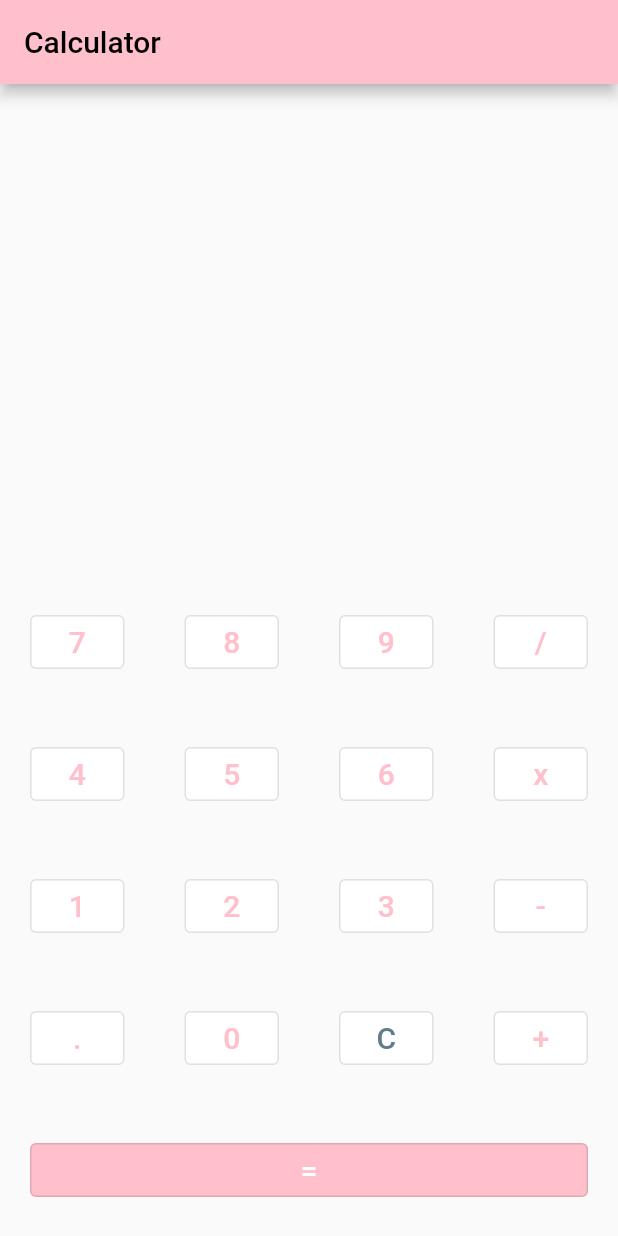
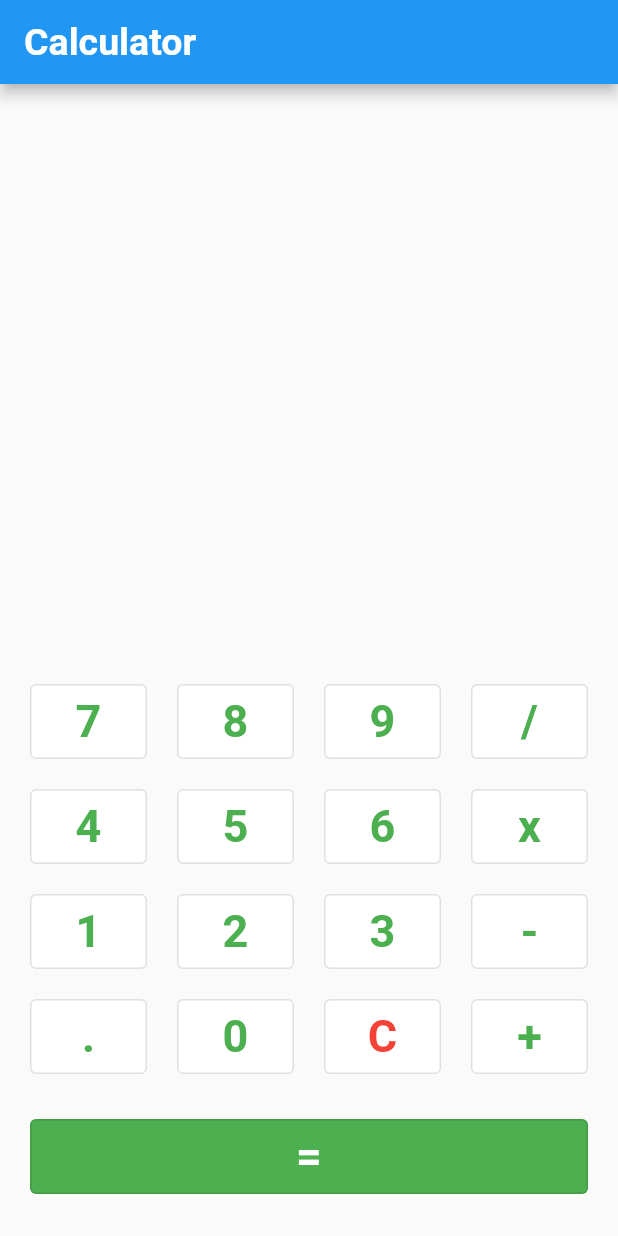
Before and after one commit to Boukli-h/flutter_calculator, a Flutter app: the screen it shows after launch, on a phone screen of 412 x 824 dp. Run offline on Flutter 3.47's test engine with Material 2 defaults, Android fonts, the phone set to English and light mode, and no system bars.

Commit message:
change theme

```diff
--- a/lib/calculator.dart
+++ b/lib/calculator.dart
@@ -1,5 +1,4 @@
 import 'package:flutter/material.dart';
-import 'calculator_widget.dart';
 
 class Calculator extends StatefulWidget {
   @override
@@ -19,6 +18,7 @@ class _CalculatorState extends State<Calculator> {
     super.initState();
     result = '0';
   }
+
 
   void buttonPressed(String buttonText) {
     if (result == '0') {
@@ -101,23 +101,31 @@ class _CalculatorState extends State<Calculator> {
     });
   }
 
+
+
    Widget buildButton(String buttonText) {
     return Expanded(
       child: Padding(
-        padding: const EdgeInsets.all(20.0),
+        padding: const EdgeInsets.all(10.0),
+        child: SizedBox(
+          width: 75.0,
+          height: 50.0,
           child: OutlinedButton(
             onPressed: () => buttonPressed(buttonText),
             child: Text(
               buttonText,
-            style: TextStyle(
-            //color:buttonText == 'C'? Colors.blueGrey :customColor,
-            color: buttonText == 'C' ? Colors.blueGrey : buttonText == '=' ? Colors.white : customColor,
+              style:
+              TextStyle(fontWeight: FontWeight.bold,
+               color: buttonText == 'C' ? Colors.red : buttonText == '=' ? Colors.white : Colors.green,
+              fontSize: 30.0,),
 
-            fontSize: 20.0),
             ),
             style: OutlinedButton.styleFrom(
-          backgroundColor: buttonText == '=' ? customColor: Colors.white,
-          foregroundColor: buttonText == '=' ? Colors.white : customColor,
+            backgroundColor: buttonText == '=' ? Colors.green: Colors.white,
+            foregroundColor: buttonText == '=' ? Colors.white : Colors.green,
+          ),
+
+
           ),
         ),
       ),
@@ -126,11 +134,21 @@ class _CalculatorState extends State<Calculator> {
 
   @override
 Widget build(BuildContext context) {
-  return Scaffold(
+  return MaterialApp(
+    home: Directionality(
+      textDirection: TextDirection.ltr,
+      child: Scaffold(
         appBar: AppBar(
-      title: Text('Calculator'),
+          title: Text('Calculator',
+          style: TextStyle(
+          fontWeight: FontWeight.bold,
+          fontSize: 25.0),
+
+          ),
         ),
         body: Container(
+          child: Padding(
+            padding: const EdgeInsets.symmetric(vertical: 18.0, horizontal: 10.0),
             child: Column(
               mainAxisAlignment: MainAxisAlignment.end,
               children: <Widget>[
@@ -142,6 +160,8 @@ Widget build(BuildContext context) {
                     style: TextStyle(fontSize: 48.0),
                   ),
                 ),
+                SizedBox(height: 20.0,),
+
                 Row(
                   children: <Widget>[
                     buildButton('7'),
@@ -174,6 +194,7 @@ Widget build(BuildContext context) {
                     buildButton('+'),
                   ],
                 ),
+                SizedBox(height: 10.0,),
                 Row(
                   children: <Widget>[
                     buildButton('='),
@@ -182,6 +203,9 @@ Widget build(BuildContext context) {
               ],
             ),
           ),
+        ),
+      ),
+    ),
   );
 }
 }
--- a/lib/calculator_widget.dart
+++ /dev/null
@@ -1,16 +0,0 @@
-import 'package:flutter/material.dart';
-MaterialColor customColor = MaterialColor(
-  0xFFFFC0CB, // replace with your desired color code
-  <int, Color>{
-    50: Color(0xFFFFC0CB),
-    100: Color(0xFFFFC0CB),
-    200: Color(0xFFFFC0CB),
-    300: Color(0xFFFFC0CB),
-    400: Color(0xFFFFC0CB),
-    500: Color(0xFFFFC0CB),
-    600: Color(0xFFFFC0CB),
-    700: Color(0xFFFFC0CB),
-    800: Color(0xFFFFC0CB),
-    900: Color(0xFFFFC0CB),
-  },
-);
--- a/lib/main.dart
+++ b/lib/main.dart
@@ -1,5 +1,4 @@
 import 'package:flutter/material.dart';
-import 'calculator_widget.dart';
 import 'calculator.dart';
 void main() => runApp(MyApp());
 
@@ -10,10 +9,13 @@ class MyApp extends StatelessWidget {
     return MaterialApp(
       title: 'Calculator',
       debugShowCheckedModeBanner: false,
+      theme: ThemeData(
+         primarySwatch:Colors.green,
+         appBarTheme: AppBarTheme(
+        color: Colors.green, // Set the background color of the AppBar
+    ),
+     ),
 
-      theme: ThemeData(
-         primarySwatch:customColor,
-     ),
       home: Calculator(),
     );
   }
```
Also changed, not shown: 3 other files. Lines whose indentation alone changed are shown as unchanged.
